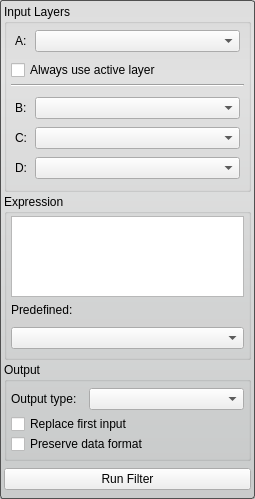
First picture: the form in Interface/ToolInterface/ArithmeticFilterInterface.ui, repository jessdtate/Seg3D, before the edit.
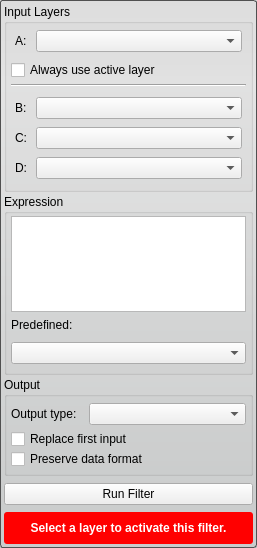
Second picture: the form after the edit. Custom widgets are drawn as their Qt base class.

Commit message: added a warning to the all the tools and filters for when the proper layer isnt selected.

Patch:
```diff
--- a/Interface/ToolInterface/ArithmeticFilterInterface.ui
+++ b/Interface/ToolInterface/ArithmeticFilterInterface.ui
@@ -6,8 +6,8 @@
    <rect>
     <x>0</x>
     <y>0</y>
-    <width>255</width>
-    <height>499</height>
+    <width>257</width>
+    <height>548</height>
    </rect>
   </property>
   <property name="windowTitle">
@@ -468,6 +468,48 @@
      </layout>
     </widget>
    </item>
+   <item>
+    <widget class="QWidget" name="message_alert_" native="true">
+     <property name="minimumSize">
+      <size>
+       <width>0</width>
+       <height>32</height>
+      </size>
+     </property>
+     <property name="styleSheet">
+      <string notr="true">QLabel#message_{
+	color: white;
+	font: bold;
+}
+
+QWidget#message_alert_{
+	border-radius: 3px;
+	background-color: red;
+}</string>
+     </property>
+     <layout class="QHBoxLayout" name="horizontalLayout_11">
+      <property name="spacing">
+       <number>0</number>
+      </property>
+      <property name="margin">
+       <number>4</number>
+      </property>
+      <item>
+       <widget class="QLabel" name="message_">
+        <property name="text">
+         <string>Select a layer to activate this filter.</string>
+        </property>
+        <property name="alignment">
+         <set>Qt::AlignCenter</set>
+        </property>
+        <property name="wordWrap">
+         <bool>true</bool>
+        </property>
+       </widget>
+      </item>
+     </layout>
+    </widget>
+   </item>
   </layout>
  </widget>
  <customwidgets>
```
The commit also changes 67 other files.
